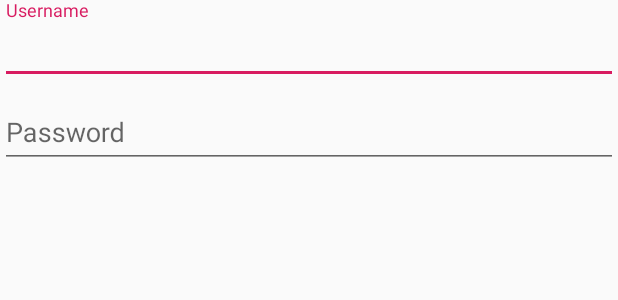
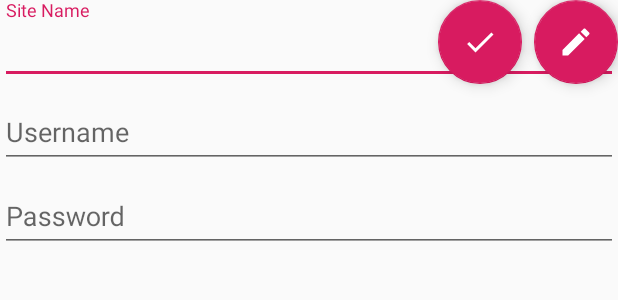
Before and after one commit to grey-codes/PWman, an Android app: the layout fragment_pass_view.xml on its own in the app's theme, with its tools: preview values and no code run, on a phone screen of 412 x 824 dp. Shown: the top 300 px of the screen. Run offline under Robolectric (Android 15) with nearby library versions, the phone set to English and light mode, and no system bars.

Commit message:
Password View Fragment

```diff
--- a/app/src/main/res/drawable/ic_add_circle_full_24dp.xml
+++ /dev/null
@@ -1,7 +0,0 @@
-<vector xmlns:android="http://schemas.android.com/apk/res/android"
-    android:width="24dp"
-    android:height="24dp"
-    android:viewportWidth="24.0"
-    android:viewportHeight="24.0">
-    <path android:fillColor="#FFFFFFFF" android:pathData="M12,2C6.48,2 2,6.48 2,12s4.48,10 10,10 10,-4.48 10,-10S17.52,2 12,2zM17,13h-4v4h-2v-4L7,13v-2h4L11,7h2v4h4v2z"/>
-</vector>
--- /dev/null
+++ b/app/src/main/res/drawable/ic_check_black_24dp.xml
@@ -0,0 +1,9 @@
+<vector xmlns:android="http://schemas.android.com/apk/res/android"
+        android:width="24dp"
+        android:height="24dp"
+        android:viewportWidth="24.0"
+        android:viewportHeight="24.0">
+    <path
+        android:fillColor="@android:color/white"
+        android:pathData="M9,16.17L4.83,12l-1.42,1.41L9,19 21,7l-1.41,-1.41z"/>
+</vector>
--- /dev/null
+++ b/app/src/main/res/drawable/ic_edit_black_24dp.xml
@@ -0,0 +1,9 @@
+<vector xmlns:android="http://schemas.android.com/apk/res/android"
+        android:width="24dp"
+        android:height="24dp"
+        android:viewportWidth="24.0"
+        android:viewportHeight="24.0">
+    <path
+        android:fillColor="@android:color/white"
+        android:pathData="M3,17.25V21h3.75L17.81,9.94l-3.75,-3.75L3,17.25zM20.71,7.04c0.39,-0.39 0.39,-1.02 0,-1.41l-2.34,-2.34c-0.39,-0.39 -1.02,-0.39 -1.41,0l-1.83,1.83 3.75,3.75 1.83,-1.83z"/>
+</vector>
--- /dev/null
+++ b/app/src/main/res/drawable/ic_save_black_24dp.xml
@@ -0,0 +1,9 @@
+<vector xmlns:android="http://schemas.android.com/apk/res/android"
+        android:width="24dp"
+        android:height="24dp"
+        android:viewportWidth="24.0"
+        android:viewportHeight="24.0">
+    <path
+        android:fillColor="@android:color/white"
+        android:pathData="M17,3L5,3c-1.11,0 -2,0.9 -2,2v14c0,1.1 0.89,2 2,2h14c1.1,0 2,-0.9 2,-2L21,7l-4,-4zM12,19c-1.66,0 -3,-1.34 -3,-3s1.34,-3 3,-3 3,1.34 3,3 -1.34,3 -3,3zM15,9L5,9L5,5h10v4z"/>
+</vector>
--- a/app/src/main/res/layout/fragment_pass_view.xml
+++ b/app/src/main/res/layout/fragment_pass_view.xml
@@ -1,13 +1,47 @@
 <?xml version="1.0" encoding="utf-8"?>
 <FrameLayout
     xmlns:android="http://schemas.android.com/apk/res/android"
+    xmlns:app="http://schemas.android.com/apk/res-auto"
     android:layout_width="match_parent"
     android:layout_height="match_parent">
+
+    <android.support.design.widget.FloatingActionButton
+        android:id="@+id/floatingActionButton"
+        android:layout_width="wrap_content"
+        android:layout_height="wrap_content"
+        android:layout_gravity="top|end"
+        android:layout_weight="1"
+        android:clickable="true"
+        app:srcCompat="@drawable/ic_edit_black_24dp" />
+
+    <android.support.design.widget.FloatingActionButton
+        android:id="@+id/floatingActionButton2"
+        android:layout_width="wrap_content"
+        android:layout_height="wrap_content"
+        android:clickable="true"
+        android:layout_gravity="top|end"
+        android:layout_marginEnd="64dp"
+        app:srcCompat="@drawable/ic_check_black_24dp" />
 
     <LinearLayout
         android:layout_width="match_parent"
         android:layout_height="match_parent"
         android:orientation="vertical">
+
+
+        <android.support.design.widget.TextInputLayout
+            android:layout_width="match_parent"
+            android:layout_height="wrap_content"
+            android:id="@+id/siteText">
+
+            <android.support.design.widget.TextInputEditText
+                android:id="@+id/editText3"
+                android:layout_width="match_parent"
+                android:layout_height="wrap_content"
+                android:hint="Site Name" />
+
+        </android.support.design.widget.TextInputLayout>
+
 
         <android.support.design.widget.TextInputLayout
             android:layout_width="match_parent"
@@ -31,9 +65,7 @@
             <android.support.design.widget.TextInputEditText
                 android:layout_width="match_parent"
                 android:layout_height="wrap_content"
-                android:hint="Password"
-
-                />
+                android:hint="Password"/>
         </android.support.design.widget.TextInputLayout>
 
 
```
